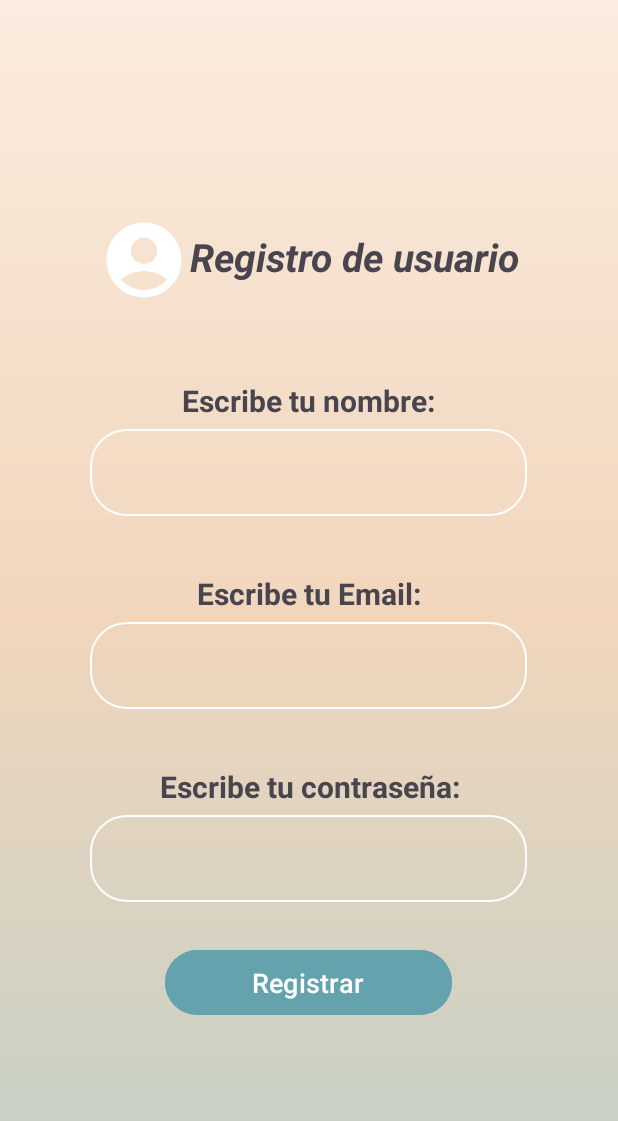
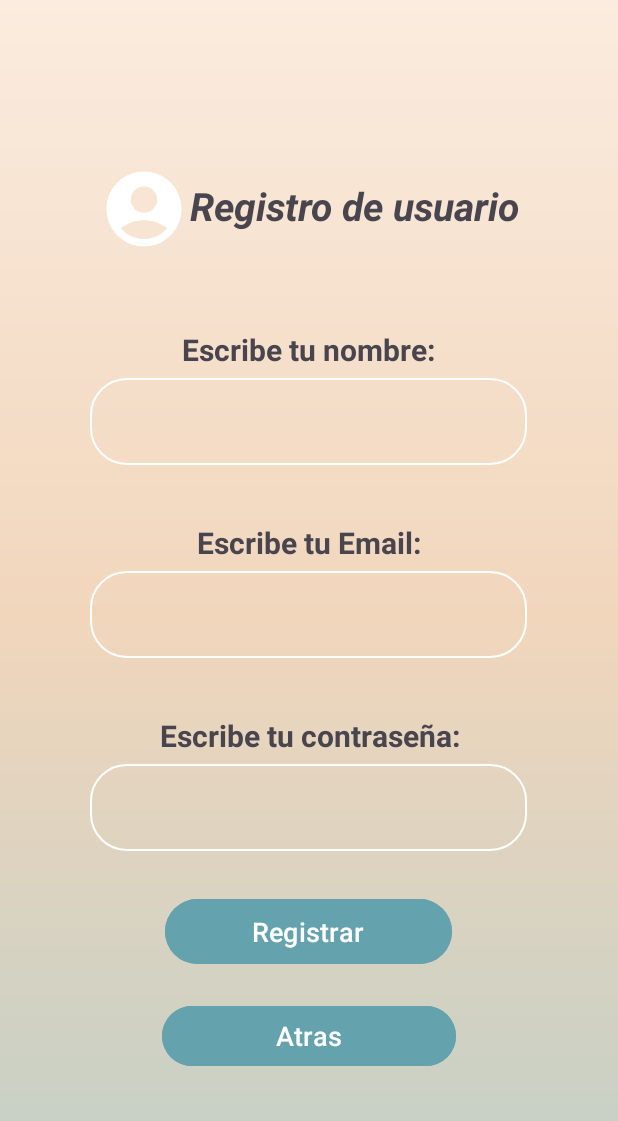
Before and after one commit to cathysulbaran/Proyecto_front_csb, an Android app: the Registro screen opened directly, with no data from a screen before it, on a phone screen of 412 x 824 dp. Shown: the top 1121 px of the screen. Run offline under Robolectric (Android 15) with nearby library versions, the phone set to English and light mode, and no system bars; our stand-ins replace Firebase (no records; nobody signed in at launch, a user with empty details on screens opened directly).

Commit message:
PROYECTO FINAL

```diff
--- a/app/src/main/java/com/example/proyecto_front_csb/Registro.java
+++ b/app/src/main/java/com/example/proyecto_front_csb/Registro.java
@@ -21,7 +21,9 @@ public class Registro extends AppCompatActivity {
     private EditText edt_username;
     private EditText edt_contrasena;
     private EditText edt_correo;
-    private Button bt_crear;
+    private Button bt_crear, bt_atras;
+
+
 
 
     @Override
@@ -33,11 +35,19 @@ public class Registro extends AppCompatActivity {
         edt_contrasena = findViewById(R.id.edtContrasena);
         edt_correo = findViewById(R.id.edtEmail);
         bt_crear = findViewById(R.id.btCrear);
+        bt_atras = findViewById(R.id.btAtras);
 
         bt_crear.setOnClickListener(new View.OnClickListener() {
             @Override
             public void onClick(View v) {
                 Crear_Usuario();
+            }
+        });
+
+        bt_atras.setOnClickListener(new View.OnClickListener() {
+            @Override
+            public void onClick(View v) {
+                Inicio_atras();
             }
         });
     }
@@ -74,5 +84,9 @@ public class Registro extends AppCompatActivity {
         }
     }
 
+    public void Inicio_atras(){
+        Intent intent = new Intent(this, Login.class);
+        startActivity(intent);
+    }
 
 }
--- a/app/src/main/res/layout/activity_registro.xml
+++ b/app/src/main/res/layout/activity_registro.xml
@@ -110,5 +110,14 @@
         android:textSize="18sp"
          />
 
+    <Button
+        android:id="@+id/btAtras"
+        android:layout_width="196dp"
+        android:layout_height="wrap_content"
+        android:layout_marginTop="20dp"
+        android:backgroundTint="@color/boton_oscuro"
+        android:text="Atras"
+        android:textSize="18sp" />
+
 
 </LinearLayout>
```
